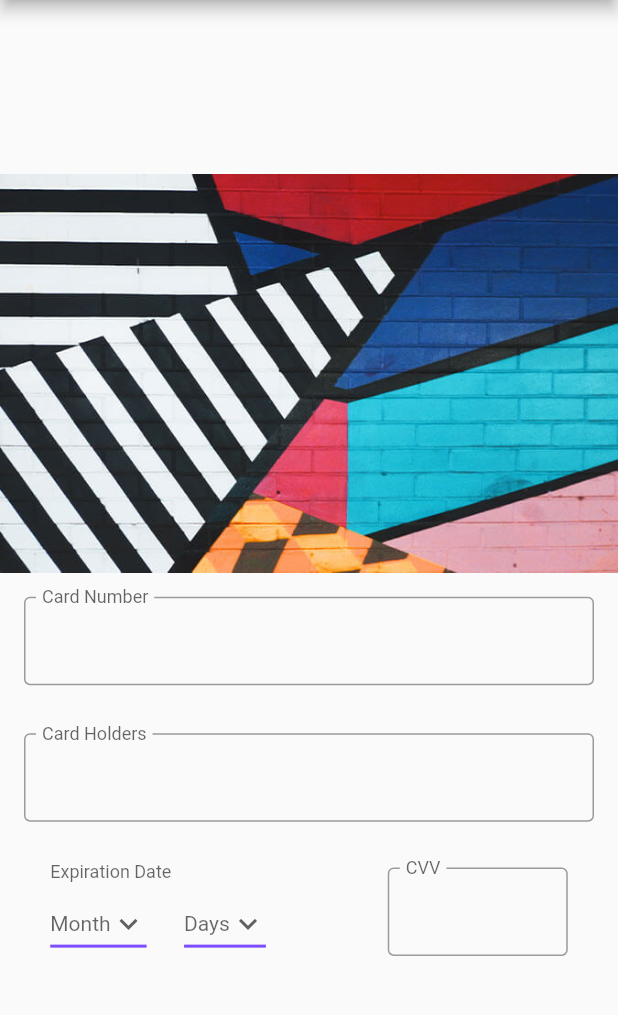
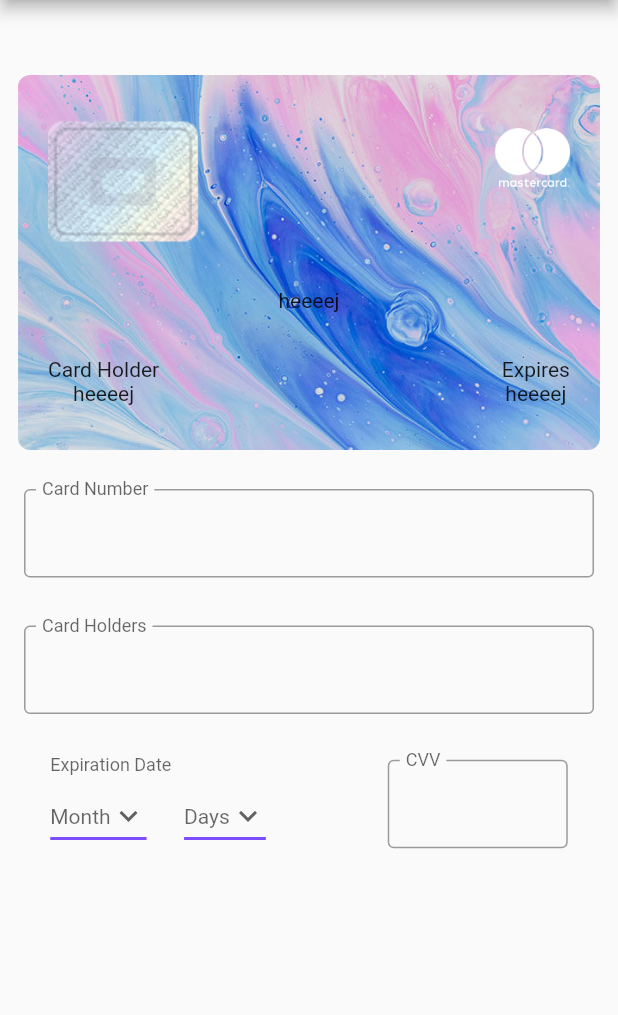
Before and after one commit to jesschowh/TDDC73, a Flutter app: the screen it shows after launch, on a phone screen of 412 x 824 dp, the part 84-1099 px from its top. Run offline on Flutter 3.47's test engine with Material 2 defaults, Android fonts, the phone set to English and light mode, and no system bars.

Commit message:
Continued work on lab2

```diff
--- a/lab2/lib/main.dart
+++ b/lab2/lib/main.dart
@@ -39,13 +39,28 @@ class _CardFormState extends State<CardForm> {
     for (var i = 1; i <= 31; i++) i.toString().padLeft(2, '0')
   ];
 
+  var cardHolder;
+  String cardNumber = "heeeej";
+  var cardImg;
+  var cardMonth;
+  var cardDay;
+  var carCVV;
+  var cardType;
+
   @override
   Widget build(BuildContext context) {
-    return Center(
-      child: Column(
+    return ListView(
+      padding: const EdgeInsets.symmetric(vertical: 40),
+      children: <Widget>[
+        Column(
           mainAxisAlignment: MainAxisAlignment.center,
           children: <Widget>[
-          Image.asset('images/1.jpeg'),
+            Padding(
+              padding: const EdgeInsets.all(10.0),
+              child: Card(
+                number: cardNumber,
+              ),
+            ),
             Padding(
               padding: const EdgeInsets.symmetric(horizontal: 16, vertical: 16),
               child: TextField(
@@ -58,6 +73,11 @@ class _CardFormState extends State<CardForm> {
                 inputFormatters: <TextInputFormatter>[
                   FilteringTextInputFormatter.digitsOnly,
                 ],
+                onChanged: ((value) {
+                  setState(() {
+                    cardNumber = value;
+                  });
+                }),
               ),
             ),
             const Padding(
@@ -100,27 +120,147 @@ class _CardFormState extends State<CardForm> {
                 const SizedBox(
                   width: 25,
                 ),
-              const SizedBox(
+                SizedBox(
                   width: 120,
                   child: TextField(
-                  decoration: InputDecoration(
+                    decoration: const InputDecoration(
                       labelText: "CVV",
                       floatingLabelBehavior: FloatingLabelBehavior.always,
                       border: OutlineInputBorder(),
                     ),
+                    keyboardType: TextInputType.number,
+                    inputFormatters: <TextInputFormatter>[
+                      FilteringTextInputFormatter.digitsOnly,
+                    ],
                   ),
                 ),
               ],
             ),
           ],
         ),
+      ],
     );
   }
 }
 
+Text getCardText() {
+  return const Text(
+    'Hello World',
+    style: TextStyle(color: Colors.deepPurpleAccent),
+  );
+}
+
+class Card extends StatefulWidget {
+  Card({super.key, required this.number});
+  String number;
+  var imgRatio = 675 / 435;
+  @override
+  State<StatefulWidget> createState() => _CardState();
+}
+
+class _CardState extends State<Card> {
+  @override
+  Widget build(BuildContext context) {
+    return Container(
+      decoration: BoxDecoration(
+          borderRadius: BorderRadius.circular(8.0),
+          image: const DecorationImage(
+            image: AssetImage('images/19.jpeg'),
+            fit: BoxFit.cover,
+          )),
+      child: SizedBox(
+        width: 250 * widget.imgRatio,
+        height: 250,
+        child: Padding(
+          padding: const EdgeInsets.symmetric(horizontal: 20.0),
+          child: Column(
+            mainAxisAlignment: MainAxisAlignment.spaceEvenly,
+            children: <Widget>[
+              //chip and card type
+              Row(
+                crossAxisAlignment: CrossAxisAlignment.start,
+                mainAxisAlignment: MainAxisAlignment.spaceBetween,
+                children: [
+                  Image.asset('images/chip.png'),
+                  SizedBox(
+                    height: 50,
+                    width: 50,
+                    child: Image.asset('images/mastercard.png'),
+                  ),
+                ],
+              ),
+              // card number
+              Text(widget.number),
+              // card holder and expiry date
+              Row(
+                mainAxisAlignment: MainAxisAlignment.spaceBetween,
+                children: [
+                  Column(
+                    children: <Widget>[
+                      const Text("Card Holder"),
+                      Text(widget.number),
+                    ],
+                  ),
+                  Column(
+                    children: [
+                      const Text("Expires"),
+                      Text(widget.number),
+                    ],
+                  ),
+                ],
+              )
+            ],
+          ),
+        ),
+      ),
+    );
+
+    // Stack(
+    //   children: <Widget>[
+    //     Image.asset('images/19.jpeg'),
+    //     Column(
+    //       mainAxisAlignment: MainAxisAlignment.spaceEvenly,
+    //       children: <Widget>[
+    //         // chip and card type
+    //         Row(
+    //           children: [
+    //             Image.asset('images/chip.png'),
+    //             SizedBox(
+    //               height: 50,
+    //               width: 50,
+    //               child: Image.asset('images/mastercard.png'),
+    //             ),
+    //           ],
+    //         ),
+    //         // card number
+    //         Text(widget.number),
+    //         // card holder and expiry date
+    //         Row(
+    //           children: [
+    //             Column(
+    //               children: <Widget>[
+    //                 const Text("Card Holder"),
+    //                 Text(widget.number),
+    //               ],
+    //             ),
+    //             Column(
+    //               children: [
+    //                 const Text("Expires"),
+    //                 Text(widget.number),
+    //               ],
+    //             ),
+    //           ],
+    //         ),
+    //       ],
+    //     ),
+    //   ],
+    // );
+  }
+}
+
+// ignore: must_be_immutable
 class Dropdown extends StatefulWidget {
   Dropdown({super.key, required this.drowDownList, required this.textHint});
-
   final List<String> drowDownList;
   final String textHint;
   String? selectedValue;
```
Lines whose indentation alone changed are shown as unchanged.
